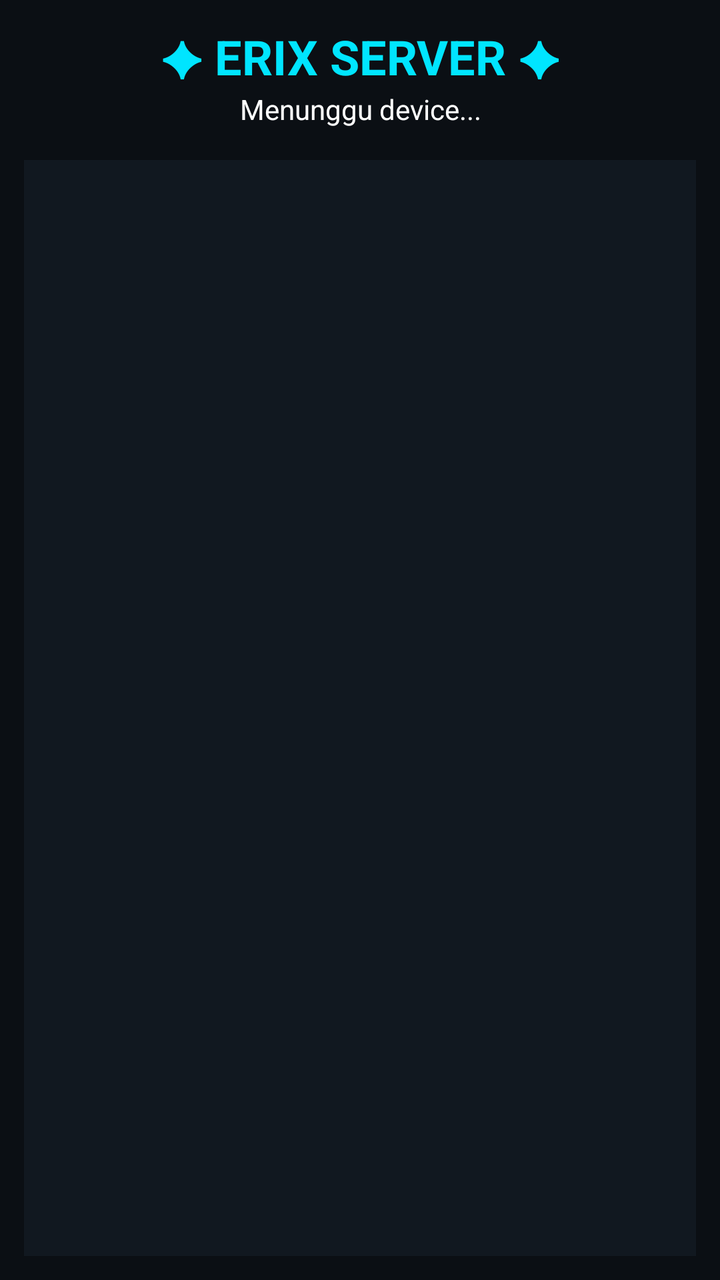
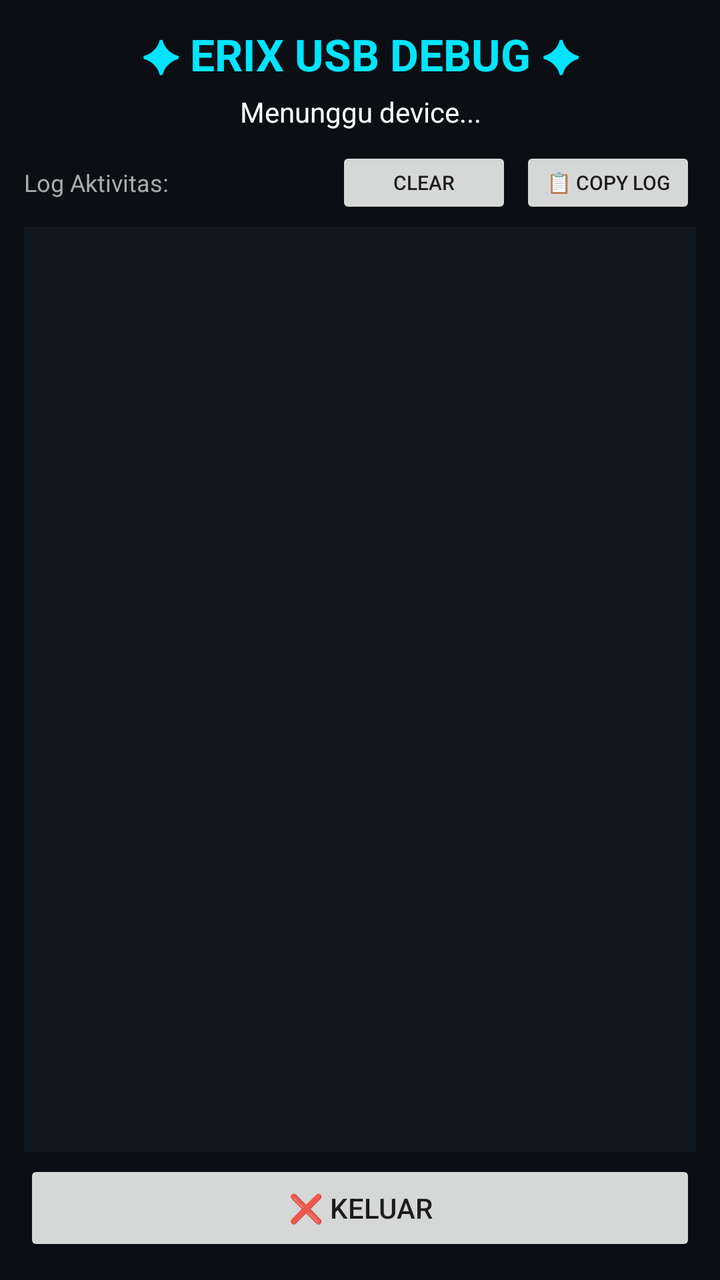

Before-and-after screenshots of an Android layout around one commit, followed by the original layout XML and the change that was made.
<!-- AndroidManifest.xml: application theme Theme.AppCompat.DayNight.NoActionBar -->
<!-- res/layout/activity_main.xml -->
<?xml version="1.0" encoding="utf-8"?>
<LinearLayout xmlns:android="http://schemas.android.com/apk/res/android" android:layout_width="match_parent" android:layout_height="match_parent" android:orientation="vertical" android:padding="12dp" android:background="#0B0F14">
    <TextView android:layout_width="match_parent" android:layout_height="wrap_content" android:text="✦ ERIX SERVER ✦" android:textColor="#00E5FF" android:textSize="24sp" android:gravity="center" android:textStyle="bold"/>
    <TextView android:id="@+id/tvStatus" android:layout_width="match_parent" android:layout_height="wrap_content" android:text="Menunggu device..." android:textColor="#FFFFFF" android:gravity="center" android:paddingBottom="16dp"/>
    <ScrollView android:layout_width="match_parent" android:layout_height="0dp" android:layout_weight="1" android:background="#111820" android:padding="8dp">
        <TextView android:id="@+id/tvLog" android:layout_width="match_parent" android:layout_height="wrap_content" android:textColor="#00FF00" android:textSize="11sp" android:fontFamily="monospace" android:text=""/>
    </ScrollView>
</LinearLayout>
<!-- resources referenced by this layout -->
<resources>

</resources>

<!-- the commit's change to res/layout/activity_main.xml (unified diff, before → after) -->
@@ -1,8 +1,84 @@
 <?xml version="1.0" encoding="utf-8"?>
-<LinearLayout xmlns:android="http://schemas.android.com/apk/res/android" android:layout_width="match_parent" android:layout_height="match_parent" android:orientation="vertical" android:padding="12dp" android:background="#0B0F14">
-    <TextView android:layout_width="match_parent" android:layout_height="wrap_content" android:text="✦ ERIX SERVER ✦" android:textColor="#00E5FF" android:textSize="24sp" android:gravity="center" android:textStyle="bold"/>
-    <TextView android:id="@+id/tvStatus" android:layout_width="match_parent" android:layout_height="wrap_content" android:text="Menunggu device..." android:textColor="#FFFFFF" android:gravity="center" android:paddingBottom="16dp"/>
-    <ScrollView android:layout_width="match_parent" android:layout_height="0dp" android:layout_weight="1" android:background="#111820" android:padding="8dp">
-        <TextView android:id="@+id/tvLog" android:layout_width="match_parent" android:layout_height="wrap_content" android:textColor="#00FF00" android:textSize="11sp" android:fontFamily="monospace" android:text=""/>
+<LinearLayout xmlns:android="http://schemas.android.com/apk/res/android"
+    android:layout_width="match_parent"
+    android:layout_height="match_parent"
+    android:orientation="vertical"
+    android:padding="12dp"
+    android:background="#0B0F14">
+
+    <TextView
+        android:layout_width="match_parent"
+        android:layout_height="wrap_content"
+        android:text="✦ ERIX USB DEBUG ✦"
+        android:textColor="#00E5FF"
+        android:textSize="22sp"
+        android:gravity="center"
+        android:textStyle="bold"/>
+
+    <TextView
+        android:id="@+id/tvStatus"
+        android:layout_width="match_parent"
+        android:layout_height="wrap_content"
+        android:text="Menunggu device..."
+        android:textColor="#FFFFFF"
+        android:gravity="center"
+        android:paddingTop="4dp"
+        android:paddingBottom="8dp"/>
+
+    <LinearLayout
+        android:layout_width="match_parent"
+        android:layout_height="wrap_content"
+        android:orientation="horizontal"
+        android:gravity="center_vertical">
+
+        <TextView
+            android:layout_width="0dp"
+            android:layout_height="wrap_content"
+            android:layout_weight="1"
+            android:text="Log Aktivitas:"
+            android:textColor="#AAAAAA"
+            android:textSize="12sp"/>
+
+        <Button
+            android:id="@+id/btnClear"
+            android:layout_width="wrap_content"
+            android:layout_height="36dp"
+            android:text="Clear"
+            android:textSize="10sp"
+            android:padding="4dp"/>
+
+        <Button
+            android:id="@+id/btnCopy"
+            android:layout_width="wrap_content"
+            android:layout_height="36dp"
+            android:text="📋 Copy Log"
+            android:textSize="10sp"
+            android:padding="4dp"
+            android:layout_marginStart="4dp"/>
+    </LinearLayout>
+
+    <ScrollView
+        android:layout_width="match_parent"
+        android:layout_height="0dp"
+        android:layout_weight="1"
+        android:background="#111820"
+        android:padding="8dp"
+        android:layout_marginTop="4dp">
+
+        <TextView
+            android:id="@+id/tvLog"
+            android:layout_width="match_parent"
+            android:layout_height="wrap_content"
+            android:textColor="#00FF00"
+            android:textSize="11sp"
+            android:fontFamily="monospace"
+            android:text=""/>
     </ScrollView>
+
+    <Button
+        android:id="@+id/btnExit"
+        android:layout_width="match_parent"
+        android:layout_height="48dp"
+        android:layout_marginTop="4dp"
+        android:text="❌ Keluar"/>
 </LinearLayout>
